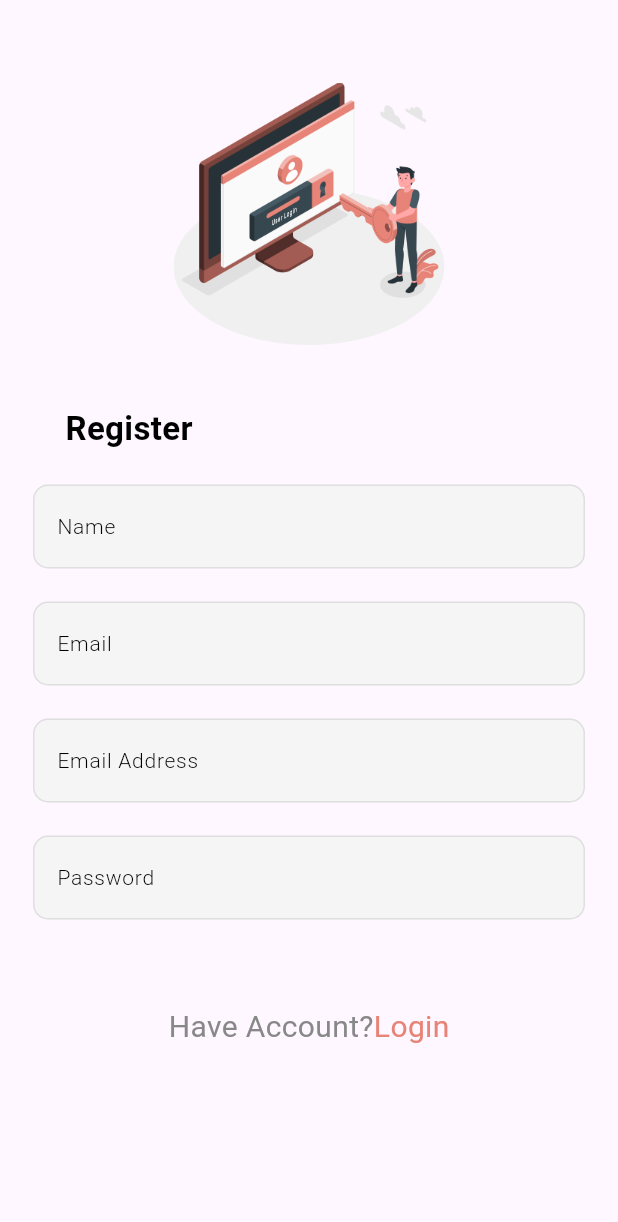
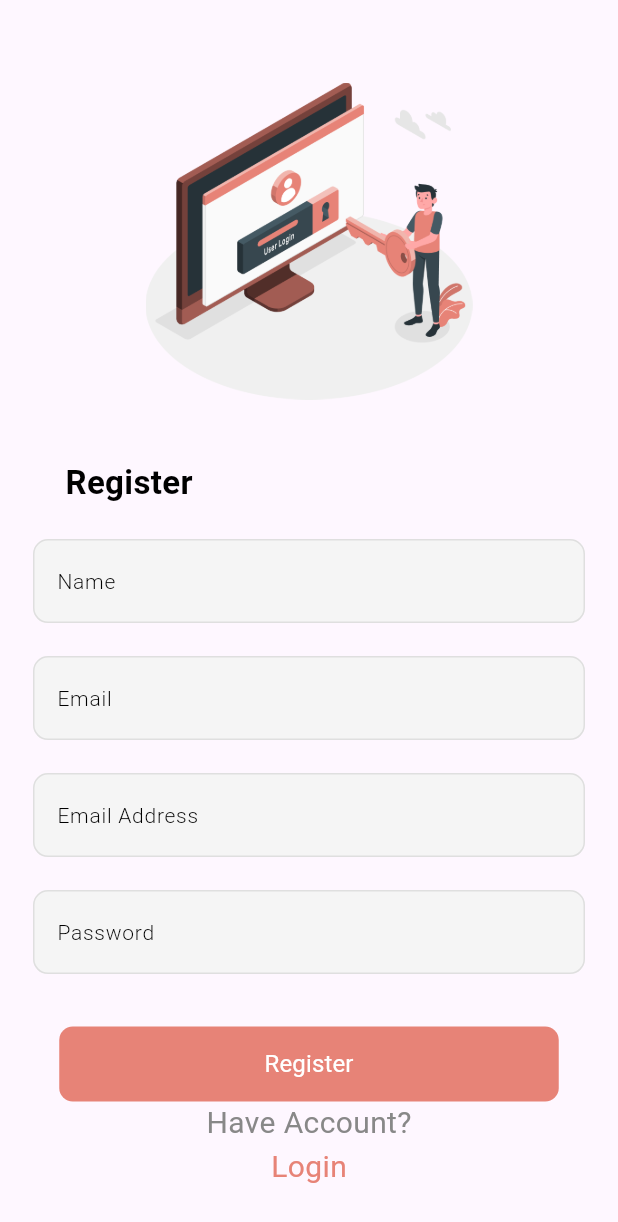
Before and after one commit to turklala0315/luciuose_ui_practice, a Flutter app: the Register screen opened directly, on a phone screen of 412 x 824 dp. Shown: the top 1222 px of the screen. Run offline on Flutter 3.47's test engine with Material 3 defaults, Android fonts, the phone set to English and light mode, and no system bars.

Commit message:
take a break

```diff
--- a/lib/core/constant/auth/register.dart
+++ b/lib/core/constant/auth/register.dart
@@ -1,4 +1,6 @@
 import 'package:flutter/material.dart';
+import 'package:flutter_application_listview/core/constant/auth/login.dart';
+import 'package:flutter_application_listview/ui/home/home.dart';
 
 class Register extends StatelessWidget {
   const Register({super.key});
@@ -6,15 +8,14 @@ class Register extends StatelessWidget {
   @override
   Widget build(BuildContext context) {
     return Scaffold(
-      body: Column(
+      body: SingleChildScrollView(
+        child: Column(
           children: [
             const SizedBox(height: 15),
             const Padding(
               padding: EdgeInsets.symmetric(horizontal: 97, vertical: 40),
               child: Image(
                 image: AssetImage('assets/static_assets/login.png'),
-              width: 180.45,
-              height: 175,
               ),
             ),
             // writing Register word to up the text field
@@ -124,28 +125,61 @@ class Register extends StatelessWidget {
               ),
             ),
             const SizedBox(height: 35),
-
-          const SizedBox(height: 22),
-          const Row(
-            mainAxisAlignment: MainAxisAlignment.center,
-            children: [
-              Text(
+            GestureDetector(
+              onTap: () {
+                Navigator.push(context,
+                    MaterialPageRoute(builder: (context) => const Home()));
+              },
+              child: Container(
+                height: 50,
+                width: 333,
+                decoration: BoxDecoration(
+                    borderRadius: BorderRadius.circular(9),
+                    color: const Color(0XffE78377)),
+                child: TextButton(
+                  onPressed: () {},
+                  child: const Center(
+                    child: Text(
+                      'Register',
+                      style: TextStyle(
+                          fontSize: 16,
+                          fontWeight: FontWeight.w400,
+                          color: Color(0XffFFFFFF)),
+                    ),
+                  ),
+                ),
+              ),
+            ),
+            const Text(
               "Have Account?",
               style: TextStyle(
                   fontSize: 20,
                   fontWeight: FontWeight.w400,
                   color: Color(0Xff888888)),
             ),
-              Text(
+            InkWell(
+              onTap: () {
+                Navigator.push(context,
+                    MaterialPageRoute(builder: (context) => const Login()));
+              },
+              child: const Text(
                 "Login",
                 style: TextStyle(
                     fontSize: 20,
                     fontWeight: FontWeight.w400,
                     color: Color(0XffE78377)),
-              )
+              ),
+            ),
+
+            //     Column(
+            //       children: [
+
+            //       ],
+            //     )
+            //   ],
+            // )
           ],
-          )
-        ],
+        ),
       ),
     );
   }
```
Also changed, not shown: lib/core/constant/auth/login.dart (+8 -1 lines), lib/custom_widget/reuse_container/reuse_container.dart (added, +34 -0 lines), lib/ui/home/home.dart (+77 -20 lines). Lines whose indentation alone changed are shown as unchanged.
